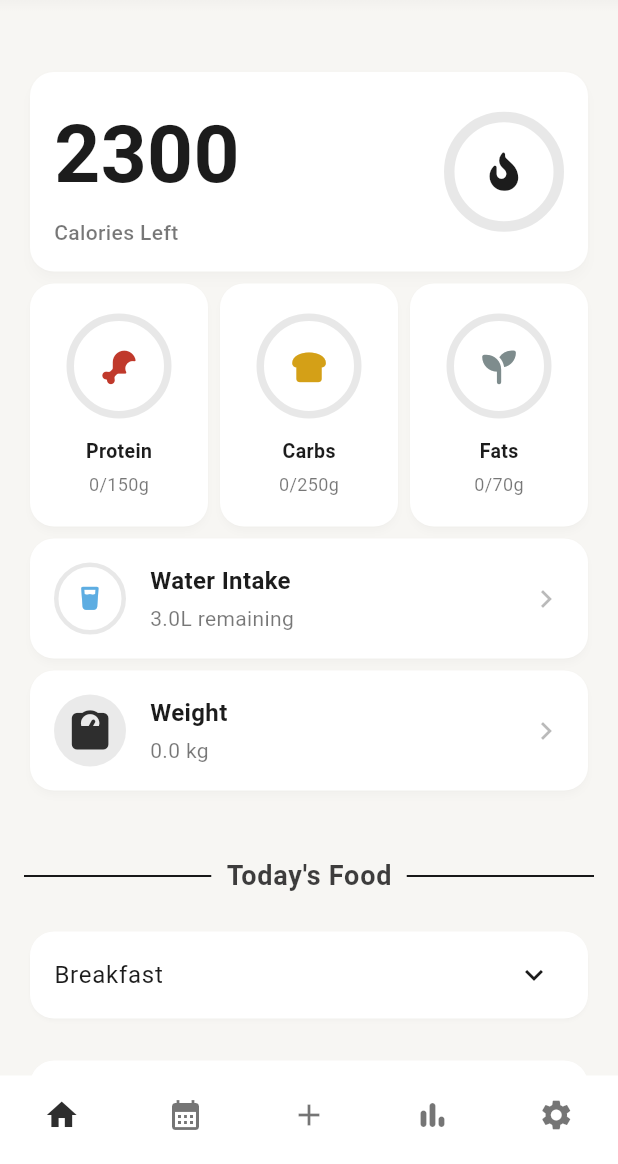
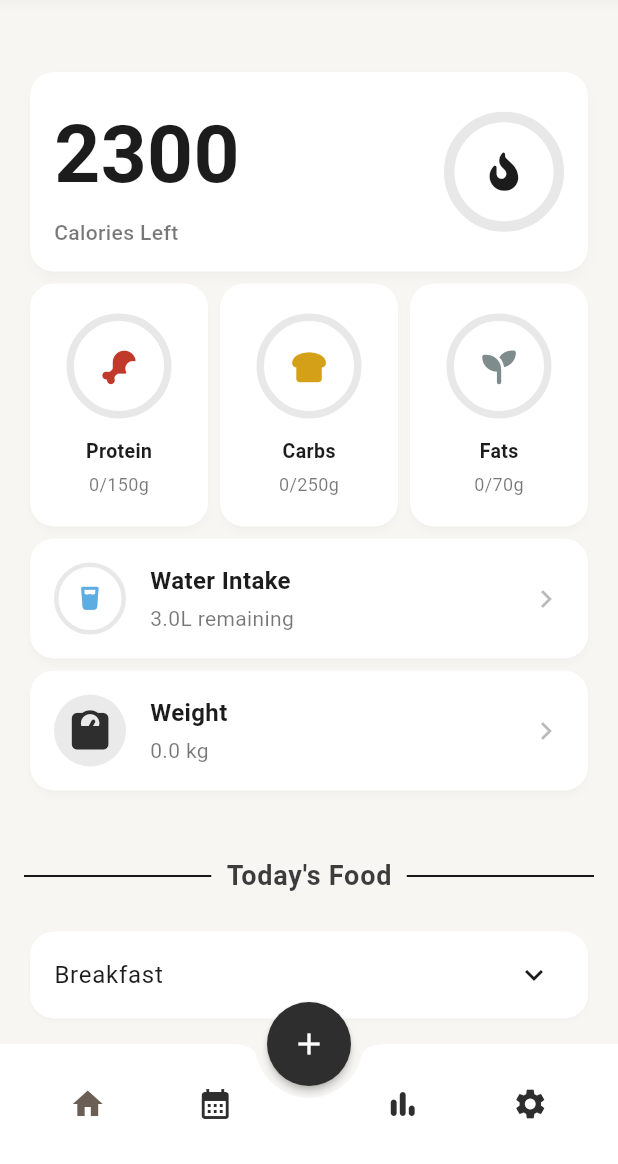
Before and after one commit to Gr8V/FuelIQ, a Flutter app: the HomeScreen screen opened directly, on a phone screen of 412 x 824 dp, the part 72-1236 px from its top. Run offline on Flutter 3.47's test engine with Material 3 defaults, Android fonts, the phone set to English and light mode, and no system bars; our stand-ins replace fl_chart, flutter_local_notifications, font_awesome_flutter, shared_preferences; missing offline and left inert: mobile_scanner; accounts and stored records are empty; Roboto replaces fonts that are missing (Poppins).

Commit message:
changed bottom nav bar UI

```diff
--- a/fuel_iq/lib/main.dart
+++ b/fuel_iq/lib/main.dart
@@ -71,6 +71,9 @@ class _HomeScreenState extends State<HomeScreen> {
 
   @override
   Widget build(BuildContext context) {
+    //theme
+    final theme = Theme.of(context);
+    final colorScheme = theme.colorScheme;
     return Scaffold(
       body: IndexedStack(
         index: _selectedBottomNavBarIndex,
@@ -82,29 +85,55 @@ class _HomeScreenState extends State<HomeScreen> {
           SettingsPage(),
         ],
       ),
-      bottomNavigationBar: BottomNavigationBar(
-        type: BottomNavigationBarType.fixed,
-        showSelectedLabels: false,
-        showUnselectedLabels: false,
-        elevation: 0,
-        currentIndex: _selectedBottomNavBarIndex,
-        onTap: (index) {
-          if (index == 2) {
-            showAddFoodDrawer(context);
-          }
-          else {
-            setState(() {
-              _selectedBottomNavBarIndex = index;
-            });
-          }
+      bottomNavigationBar: _buildBottomNavigationBar(colorScheme),
+      floatingActionButton: FloatingActionButton(
+        shape: const CircleBorder(),
+        onPressed: () => showAddFoodDrawer(context),
+        elevation: 2,
+        child: const Icon(Icons.add),
+      ),
+      floatingActionButtonLocation: FloatingActionButtonLocation.centerDocked,
+    );
+  }
+
+  Widget _buildBottomNavigationBar(ColorScheme colorscheme) {
+    return BottomAppBar(
+      shape: const CircularNotchedRectangle(),
+      notchMargin: 8.0,
+      elevation: 8,
+      child: SizedBox(
+        height: 60,
+        child: Row(
+          mainAxisAlignment: MainAxisAlignment.spaceAround,
+          children: [
+            _buildNavItem(colorscheme, Icons.home, 0),
+            _buildNavItem(colorscheme, Icons.calendar_month, 1),
+            const SizedBox(width: 40), // Space for FAB
+            _buildNavItem(colorscheme, Icons.bar_chart_rounded, 3),
+            _buildNavItem(colorscheme, Icons.settings, 4),
+          ],
+        ),
+      ),
+    );
+  }
+
+  Widget _buildNavItem(ColorScheme colorscheme,IconData icon, int index) {
+    final isSelected = _selectedBottomNavBarIndex == index;
+    return Expanded(
+      child: IconButton(
+        hoverColor: Colors.transparent,
+        highlightColor: Colors.transparent,
+        icon: Icon(
+          icon,
+          color: isSelected
+              ? colorscheme.secondary
+              : colorscheme.primary,
+        ),
+        onPressed: () {
+          setState(() {
+            _selectedBottomNavBarIndex = index;
+          });
         },
-        items: const [
-          BottomNavigationBarItem(icon: Icon(Icons.home), label: ''),
-          BottomNavigationBarItem(icon: Icon(Icons.calendar_month), label: ''),
-          BottomNavigationBarItem(icon: Icon(Icons.add), label: ''),
-          BottomNavigationBarItem(icon: Icon(Icons.bar_chart_rounded), label: ''),
-          BottomNavigationBarItem(icon: Icon(Icons.settings), label: ''),
-        ],
       ),
     );
   }
```
